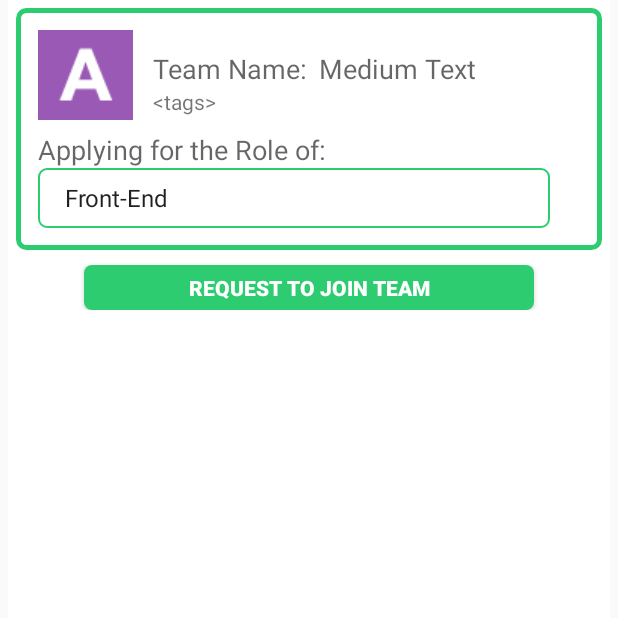
After one commit to jmblank09/teamderived, an Android app: the fragment SearchedTeamFragment shown on its own in the app's theme, on a phone screen of 412 x 824 dp, the top half of it. The commit adds this screen. Run offline under Robolectric (Android 15) with nearby library versions, the phone set to English and light mode, and no system bars.

Commit message:
Filter to Request Join Team Added

```diff
--- /dev/null
+++ b/app/src/main/java/com/reginalddc/teamderapp/SearchFragment/SearchedTeamFragment.java
@@ -0,0 +1,43 @@
+package com.reginalddc.teamderapp.SearchFragment;
+
+
+import android.os.Bundle;
+import android.support.v4.app.Fragment;
+import android.view.LayoutInflater;
+import android.view.View;
+import android.view.ViewGroup;
+import android.widget.ArrayAdapter;
+import android.widget.Spinner;
+import android.widget.TextView;
+
+import com.reginalddc.teamderapp.R;
+
+/**
+ * A simple {@link Fragment} subclass.
+ */
+public class SearchedTeamFragment extends Fragment {
+    Spinner roles;
+    String[] arraySpinner = {"Front-End", "Back-End", "Pitcher", "UX Designer"};
+
+    public SearchedTeamFragment() {
+        // Required empty public constructor
+    }
+
+
+    @Override
+    public View onCreateView(LayoutInflater inflater, ViewGroup container,
+                             Bundle savedInstanceState) {
+        // Inflate the layout for this fragment
+        View fragmentView = inflater.inflate(R.layout.fragment_searched_team, container, false);
+        TextView teamName = (TextView) fragmentView.findViewById(R.id.SearchedTeam_TextView);
+        //String strtext = getArguments().getString("teamNames");
+       // System.out.println(strtext);
+        //teamName.setText(strtext);
+        roles = (Spinner)fragmentView.findViewById(R.id.spinnerRoles);
+        ArrayAdapter<String> arrayAdapter = new ArrayAdapter<String>(getActivity(),
+                android.R.layout.simple_dropdown_item_1line, arraySpinner);
+        roles.setAdapter(arrayAdapter);
+        return fragmentView;
+    }
+
+}
--- /dev/null
+++ b/app/src/main/res/layout/fragment_searched_team.xml
@@ -0,0 +1,108 @@
+<FrameLayout xmlns:android="http://schemas.android.com/apk/res/android"
+    xmlns:tools="http://schemas.android.com/tools"
+    android:layout_width="match_parent"
+    android:layout_height="match_parent"
+    tools:context="com.reginalddc.teamderapp.SearchFragment.SearchedTeamFragment">
+
+    <RelativeLayout xmlns:android="http://schemas.android.com/apk/res/android"
+        android:layout_width="match_parent"
+        android:background="#FFFFFF"
+        android:layout_marginLeft="5dp"
+        android:layout_marginRight="5dp"
+        android:layout_height="match_parent">
+
+
+        <RelativeLayout
+            android:layout_width="match_parent"
+            android:layout_height="wrap_content"
+            android:layout_centerHorizontal="true"
+            android:layout_marginLeft="5dp"
+            android:layout_marginRight="5dp"
+            android:layout_marginTop="5dp"
+            android:layout_marginBottom="5dp">
+
+            <RelativeLayout
+                android:layout_width="match_parent"
+                android:layout_height="wrap_content"
+                android:background="@drawable/table_border"
+                android:id="@+id/RelativeLayout_SearchedTeamBorder">
+
+                <ImageView
+                    android:layout_width="wrap_content"
+                    android:layout_height="wrap_content"
+                    android:id="@+id/Letter_imageView2"
+                    android:src="@drawable/team_logo"
+                    android:contentDescription="@string/letterimage"
+                    android:layout_alignParentTop="true"
+                    android:layout_alignParentLeft="true"
+                    android:layout_alignParentStart="true" />
+
+                <TextView
+                    android:layout_width="wrap_content"
+                    android:layout_height="wrap_content"
+                    android:textAppearance="?android:attr/textAppearanceMedium"
+                    android:text="@string/teamName"
+                    android:id="@+id/textViewTeamName"
+                    android:layout_gravity="center_horizontal"
+                    android:layout_marginLeft="13dp"
+                    android:layout_marginStart="13dp"
+                    android:layout_marginTop="13dp"
+                    android:layout_alignParentTop="true"
+                    android:layout_toRightOf="@+id/Letter_imageView2"
+                    android:layout_toEndOf="@+id/Letter_imageView2" />
+
+                <TextView
+                    android:layout_width="wrap_content"
+                    android:layout_height="wrap_content"
+                    android:textAppearance="?android:attr/textAppearanceMedium"
+                    android:text="Medium Text"
+                    android:id="@+id/SearchedTeam_TextView"
+                    android:layout_alignTop="@+id/textViewTeamName"
+                    android:layout_toRightOf="@+id/textViewTeamName"
+                    android:layout_toEndOf="@+id/textViewTeamName"
+                    android:layout_marginLeft="8dp"
+                    android:layout_marginStart="8dp" />
+
+                <TextView
+                    android:layout_width="wrap_content"
+                    android:layout_height="wrap_content"
+                    android:textAppearance="?android:attr/textAppearanceSmall"
+                    android:text="&lt;tags>"
+                    android:id="@+id/textView19"
+                    android:layout_below="@+id/textViewTeamName"
+                    android:layout_alignLeft="@+id/textViewTeamName"
+                    android:layout_alignStart="@+id/textViewTeamName" />
+
+                <TextView
+                    android:layout_width="wrap_content"
+                    android:layout_height="wrap_content"
+                    android:textAppearance="?android:attr/textAppearanceMedium"
+                    android:text="@string/applyRole"
+                    android:id="@+id/textView21"
+                    android:layout_marginTop="7dp"
+                    android:layout_below="@+id/Letter_imageView2"/>
+
+                <Spinner
+                    android:layout_width="fill_parent"
+                    android:layout_height="40dp"
+                    android:id="@+id/spinnerRoles"
+                    android:layout_below="@+id/textView21"
+                    android:background="@drawable/textarea_border"
+                    android:paddingLeft="10dp"
+                    android:layout_marginRight="20dp"/>
+            </RelativeLayout>
+            <Button
+                android:layout_width="300dp"
+                android:gravity="center"
+                android:layout_centerHorizontal="true"
+                android:layout_height="30dp"
+                android:background="@drawable/next_button"
+                android:textColor="@color/white"
+                android:text="@string/rqstToJoin"
+                android:id="@+id/btn_rqstJoin"
+                android:layout_below="@+id/RelativeLayout_SearchedTeamBorder"
+                android:textStyle="bold"
+                android:layout_marginTop="10dp" />
+        </RelativeLayout>
+    </RelativeLayout>
+</FrameLayout>
--- a/app/src/main/res/values/strings.xml
+++ b/app/src/main/res/values/strings.xml
@@ -38,4 +38,5 @@
     <string name="profileView">▲ View Profile</string>
     <string name="tapHereForRequestOfEmptyRoles"><u>Tap here for request of empty roles</u></string>
     <string name="applyRole">Applying for the Role of:</string>
+    <string name="rqstToJoin">Request to Join Team</string>
 </resources>
```
Also changed, not shown: app/src/main/java/com/reginalddc/teamderapp/Activity/TeamActivity.java (+14 -1 lines), app/src/main/java/com/reginalddc/teamderapp/SearchFragment/SearchListFragment.java (+42 -44 lines), app/src/main/res/layout/listview_join_searched_team.xml (deleted, +0 -88 lines).
